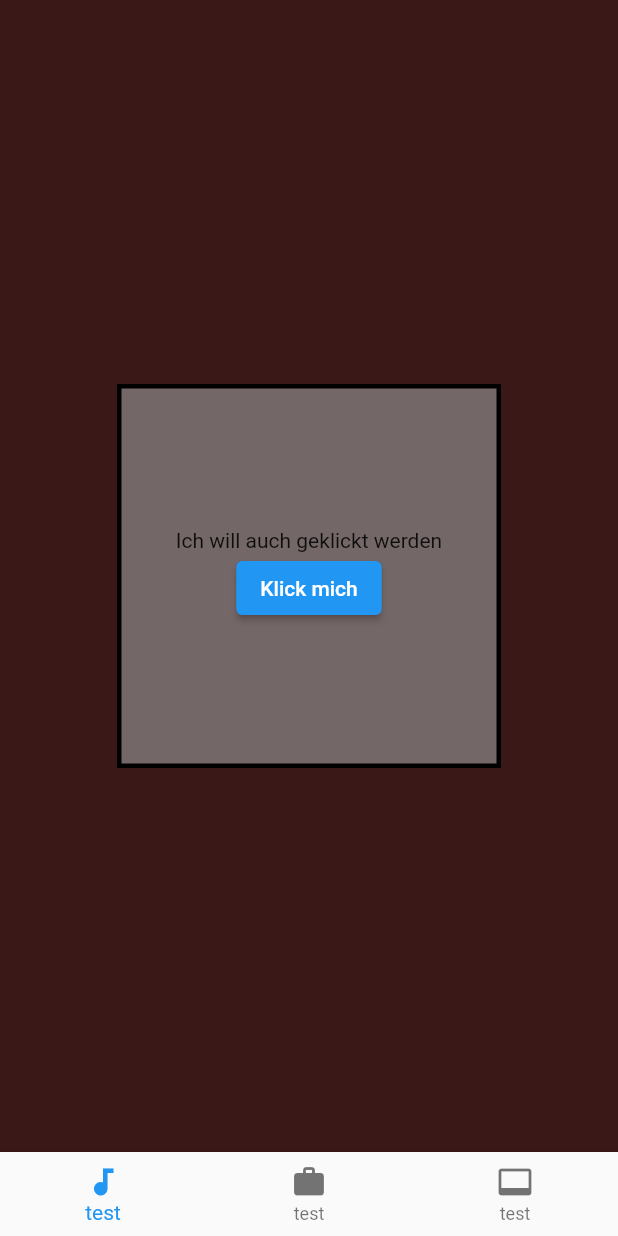
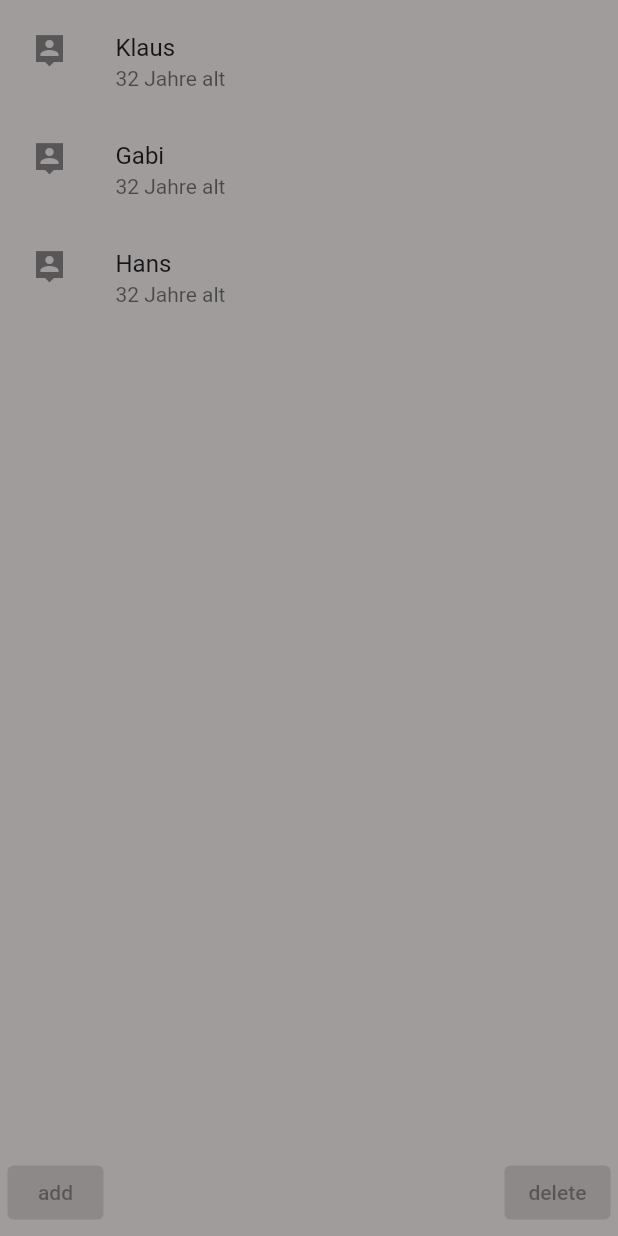
Before and after one commit to marvinkraus/Flutter-Demo-App_Namensliste, a Flutter app: the screen it shows after launch, on a phone screen of 412 x 824 dp. Run offline on Flutter 3.47's test engine with Material 2 defaults, Android fonts, the phone set to English and light mode, and no system bars.

Commit message:
Namensliste App

```diff
--- a/lib/pages/start.dart
+++ b/lib/pages/start.dart
@@ -4,9 +4,14 @@ import 'package:url_launcher/url_launcher.dart';
 class StartPage extends StatelessWidget {
   StartPage({Key? key}) : super(key: key);
 
+////////////////////////////////////////////////////////////////////
+
   final GlobalKey<ScaffoldState> _scaffoldKey = GlobalKey<ScaffoldState>();
 // ohne Unterstrich = Public Variable
 // Mit Unterstrich = Private Variable
+
+  List<String> personen = ["Klaus", "Gabi", "Hans"];
+/////////////////////////////////////////////////////////////////////
 
   SnackBar mySnackBar() {
     return const SnackBar(
@@ -45,45 +50,30 @@ class StartPage extends StatelessWidget {
   @override
   Widget build(BuildContext context) {
     return Scaffold(
-      backgroundColor: Color.fromARGB(255, 59, 24, 24),
+      backgroundColor: Color.fromARGB(255, 160, 156, 156),
       body: Padding(
-        padding: const EdgeInsets.all(5),
-        child: Center(
-          child: Container(
-            height: 256,
-            width: 256,
-            decoration: BoxDecoration(
-                border: Border.all(width: 3),
-                color: Color.fromARGB(173, 143, 141, 140)),
-            child: Center(
-              child: Column(
-                mainAxisAlignment: MainAxisAlignment.center,
-                children: [
-                  InkWell(
-                    // sehr mächtiges Tool um Text anklickbar zu machen
-                    onTap: () {
-                      myDialog(context);
-                    },
-                    child: const Text("Ich will auch geklickt werden"),
-                  ),
-                  ElevatedButton(
-                      onPressed: () {
-                        print("Button wurde geklickt");
-                        ScaffoldMessenger.of(context)
-                            .showSnackBar(mySnackBar());
-                      },
-                      child: const Text("Klick mich")),
+          padding: const EdgeInsets.all(5),
+          child: Column(
+            children: [
+              Expanded(
+                child: ListView.builder(
+                    itemCount: personen.length,
+                    itemBuilder: (BuildContext context, int index) {
+                      return ListTile(
+                          leading: const Icon(Icons.person_pin_sharp),
+                          title: Text(personen[index]),
+                          subtitle: const Text("32 Jahre alt"));
+                    }),
+              ),
+              Row(
+                mainAxisAlignment: MainAxisAlignment.spaceBetween,
+                children: const [
+                  ElevatedButton(onPressed: null, child: Text("add")),
+                  ElevatedButton(onPressed: null, child: Text("delete"))
                 ],
-              ),
-            ),
-          ),
-        ),
-      ),
-      bottomNavigationBar: BottomNavigationBar(items: const [
-        BottomNavigationBarItem(label: "test", icon: Icon(Icons.audiotrack)),
-        BottomNavigationBarItem(label: "test", icon: Icon(Icons.work)),
-        BottomNavigationBarItem(label: "test", icon: Icon(Icons.video_label))
-      ]),
+              )
+            ],
+          )),
     );
   }
 }
```
